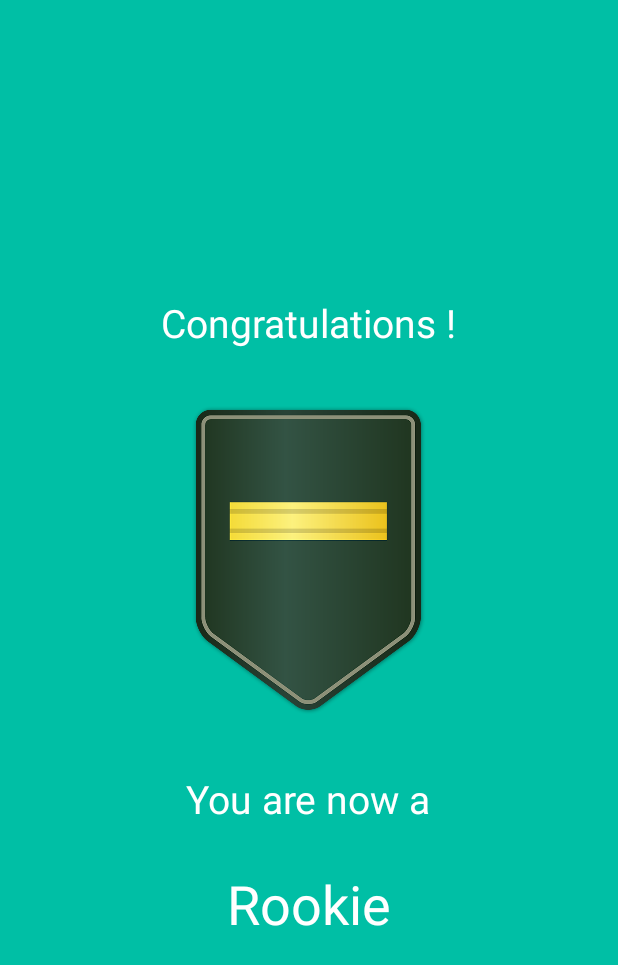
After one commit to sektan/yw8, an Android app: the layout big_badge.xml on its own in the app's theme, with its tools: preview values and no code run, on a phone screen of 412 x 824 dp. The commit adds this screen. Shown: the top 965 px of the screen. Run offline under Robolectric (Android 15) with nearby library versions, the phone set to English and light mode, and no system bars.

Commit message:
Tab view inserted+ new badge activity

```diff
--- /dev/null
+++ b/app/src/main/res/layout/big_badge.xml
@@ -0,0 +1,41 @@
+<?xml version="1.0" encoding="utf-8"?>
+<LinearLayout xmlns:android="http://schemas.android.com/apk/res/android"
+    android:id="@+id/ll_big_badge"
+    android:orientation="vertical" android:layout_width="match_parent"
+    android:background="@color/blueGreen"
+    android:layout_height="match_parent"
+    android:layout_gravity="center"
+    android:gravity="center">
+
+    <TextView
+        android:layout_width="wrap_content"
+        android:layout_height="wrap_content"
+        android:text="@string/congrats"
+        android:textColor="@color/white"
+        android:textSize="26sp"/>
+
+    <ImageView
+        android:id="@+id/big_badge_icon"
+        android:layout_width="wrap_content"
+        android:layout_height="wrap_content"
+        android:layout_marginTop="38dp"
+        android:src="@drawable/badge_big_rookie"/>
+
+    <TextView
+        android:layout_width="wrap_content"
+        android:layout_height="wrap_content"
+        android:text="@string/you_are_now_a"
+        android:textColor="@color/white"
+        android:layout_marginTop="38dp"
+        android:textSize="26sp"/>
+
+    <TextView
+        android:id="@+id/big_badge_name"
+        android:layout_width="wrap_content"
+        android:layout_height="wrap_content"
+        android:text="Rookie"
+        android:layout_marginTop="28dp"
+        android:textColor="@color/white"
+        android:textSize="36sp"/>
+
+</LinearLayout>
--- a/app/src/main/res/values/strings.xml
+++ b/app/src/main/res/values/strings.xml
@@ -56,4 +56,8 @@
     <!-- Leader Board -->
     <string name="leaderboard">Leaderboard</string>
 
+    <!-- Big Badge -->
+    <string name="congrats">Congratulations &#33;</string>
+    <string name="you_are_now_a">You are now a</string>
+
 </resources>
```
Also changed, not shown: app/src/main/AndroidManifest.xml (+18 -0 lines), app/src/main/java/com/dishq/buzz/ui/LeaderBoardActivity.java (+26 -3 lines), app/src/main/java/com/dishq/buzz/ui/MonthlyLeaderBoardActivity.java (added, +18 -0 lines), app/src/main/java/com/dishq/buzz/ui/YearlyLeaderBoardActivity.java (added, +18 -0 lines), app/src/main/res/layout/content_leaderboard.xml (+32 -7 lines), app/src/main/res/layout/content_leaderboard_monthly.xml (added, +16 -0 lines), app/src/main/res/layout/content_leaderboard_yearly.xml (added, +16 -0 lines), app/src/main/res/layout/monthly_row_item.xml (added, +39 -0 lines), app/src/main/res/layout/yearly_row_item.xml (added, +39 -0 lines).
